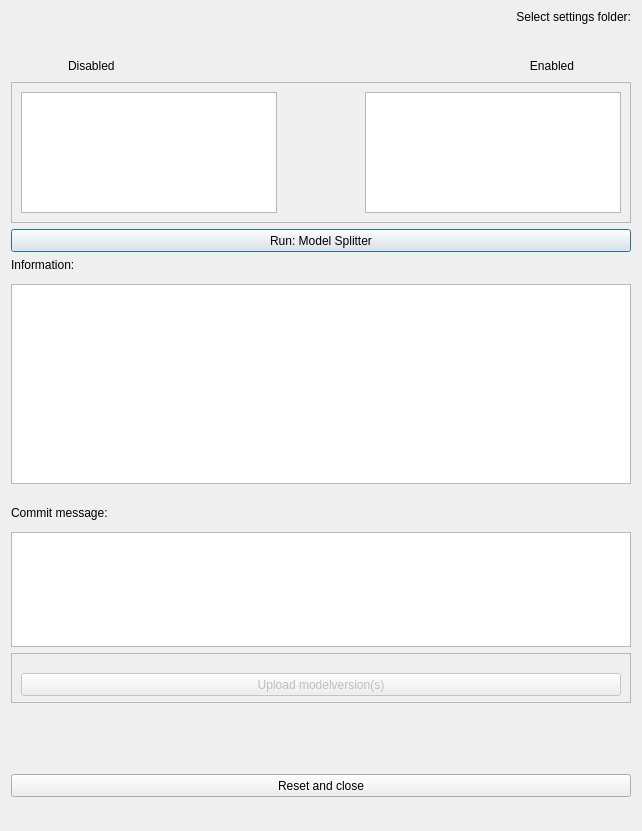
threedi/hhnk-threedi-plugin, file hhnk_threedi_plugin/gui/model_splitter/model_splitter_dialog.ui: the form before one commit.
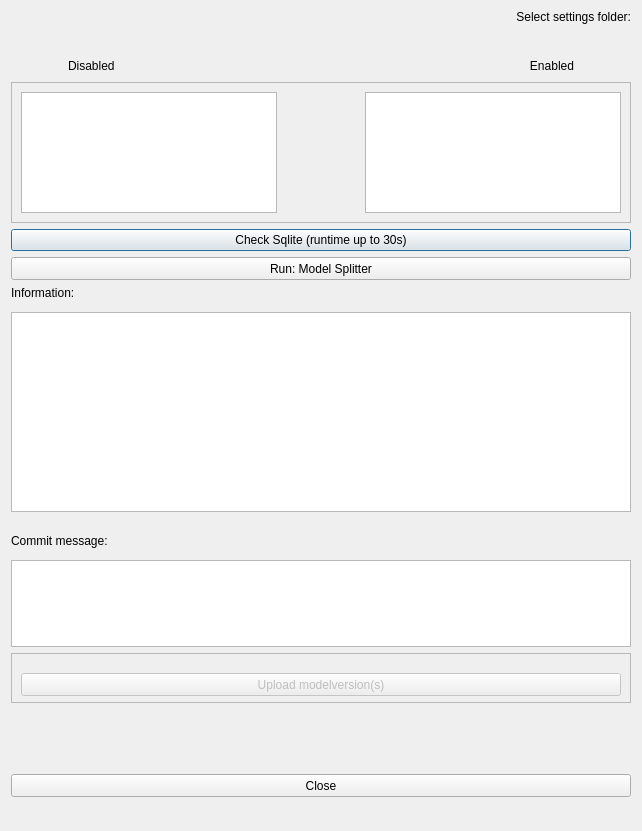
The form after the commit. Custom widgets are drawn as their Qt base class.

```diff
--- a/hhnk_threedi_plugin/gui/model_splitter/model_splitter_dialog.ui
+++ b/hhnk_threedi_plugin/gui/model_splitter/model_splitter_dialog.ui
@@ -228,7 +228,14 @@
     </widget>
    </item>
    <item>
-    <widget class="QPushButton" name="run_push_btn">
+    <widget class="QPushButton" name="check_push_btn">
+     <property name="text">
+      <string>Check Sqlite (runtime up to 30s)</string>
+     </property>
+    </widget>
+   </item>
+   <item>
+    <widget class="QPushButton" name="run_splitter_btn">
      <property name="minimumSize">
       <size>
        <width>111</width>
@@ -427,7 +434,7 @@
        </size>
       </property>
       <property name="text">
-       <string>Reset and close</string>
+       <string>Close</string>
       </property>
      </widget>
     </widget>
```
Left out of the diff: 7 changed lines with no effect on the pictures.
